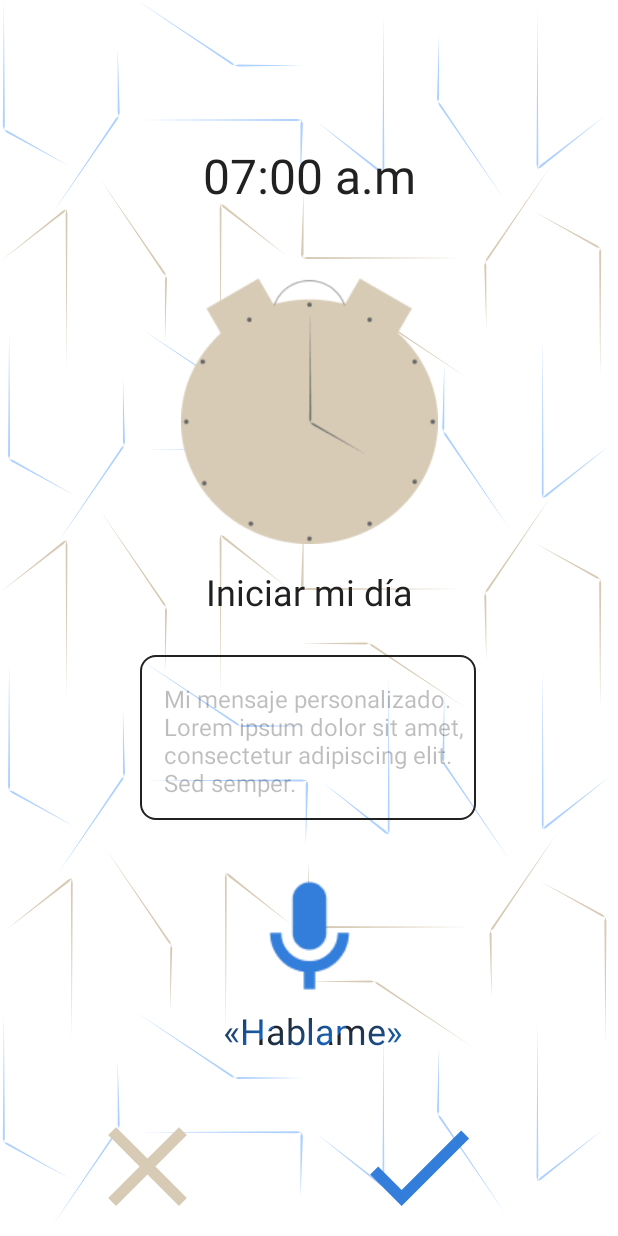
After one commit to cczapatat/misw4302-2024-14-ux, an Android app: the ExecutionAlarmActivity screen opened directly, with no data from a screen before it, on a phone screen of 412 x 824 dp. The commit adds this screen. Run offline under Robolectric (Android 15) with nearby library versions, the phone set to English and light mode, and no system bars.

Commit message:
se agrega logica para pantalla de ejecucion de alarma

```diff
--- a/app/src/main/AndroidManifest.xml
+++ b/app/src/main/AndroidManifest.xml
@@ -13,6 +13,9 @@
         android:supportsRtl="true"
         android:theme="@style/Theme.UxAlarm"
         tools:targetApi="31">
+        <activity
+            android:name=".ExecutionAlarmActivity"
+            android:exported="false" />
         <activity
             android:name=".CreateAlarmActivity"
             android:exported="false" />
--- /dev/null
+++ b/app/src/main/java/com/uniandes/edu/uxalarm/ExecutionAlarmActivity.kt
@@ -0,0 +1,84 @@
+package com.uniandes.edu.uxalarm
+
+import android.graphics.LinearGradient
+import android.graphics.Shader
+import android.graphics.drawable.AnimationDrawable
+import android.os.Bundle
+import android.view.MotionEvent
+import android.view.View.OnTouchListener
+import android.widget.ImageButton
+import android.widget.ProgressBar
+import androidx.appcompat.app.AppCompatActivity
+import com.uniandes.edu.uxalarm.databinding.ActivityExecutionAlarmBinding
+
+
+class ExecutionAlarmActivity : AppCompatActivity() {
+
+    private lateinit var binding: ActivityExecutionAlarmBinding
+    private lateinit var relojSoundAnimation: AnimationDrawable
+    private lateinit var micAnimation: AnimationDrawable
+    override fun onCreate(savedInstanceState: Bundle?) {
+        super.onCreate(savedInstanceState)
+        binding = ActivityExecutionAlarmBinding.inflate(layoutInflater)
+        setContentView(binding.root)
+        setLinearGradiant()
+        addListenerOnButton(binding.cancelButton, binding.cancelProgressBar)
+        addListenerOnButton(binding.checkButton, binding.checkProgressBar)
+
+        binding.relojSoundButton.setBackgroundResource(R.drawable.reloj_sound_animation)
+        binding.micButton.setBackgroundResource(R.drawable.mic_animation)
+        relojSoundAnimation = binding.relojSoundButton.background as AnimationDrawable
+        micAnimation = binding.micButton.background as AnimationDrawable
+    }
+
+    override fun onWindowFocusChanged(hasFocus: Boolean) {
+        super.onWindowFocusChanged(hasFocus)
+        relojSoundAnimation.start()
+        micAnimation.start()
+    }
+
+    private fun setLinearGradiant() {
+        val width: Float = binding.micButtonDescription.paint.measureText(
+            binding.micButtonDescription.text.toString()
+        )
+        val textSize = binding.micButtonDescription.textSize
+
+        val shader: Shader = LinearGradient(
+            0.0f, 0.0f, width*0.20f, textSize,
+            getColor(R.color.negro_app), getColor(R.color.azul_oscuro_app), Shader.TileMode.REPEAT
+        )
+        binding.micButtonDescription.paint.shader = shader
+    }
+
+    fun addListenerOnButton(button: ImageButton, progressBar: ProgressBar) {
+        button.setOnTouchListener(OnTouchListener {
+                view, motionEvent ->
+
+            when (motionEvent.action) {
+                MotionEvent.ACTION_DOWN -> {
+                    progressBar.max = 1000
+
+                    while (progressBar.progress < progressBar.max) {
+                        progressBar.progress = progressBar.progress + 1
+                    }
+
+                    if (progressBar.progress == progressBar.max) {
+                        //BACK TO ALARM LIST VIEW
+                    }
+                }
+
+                MotionEvent.ACTION_UP -> {
+                    progressBar.progress = 0
+                }
+            }
+
+
+
+
+
+                true
+        })
+
+
+    }
+}
--- a/app/src/main/java/com/uniandes/edu/uxalarm/MainActivity.kt
+++ b/app/src/main/java/com/uniandes/edu/uxalarm/MainActivity.kt
@@ -15,7 +15,7 @@ class MainActivity : AppCompatActivity() {
         setContentView(binding.root)
 
         binding.btnLogin.setOnClickListener {
-            val intent = Intent(applicationContext, PersonalizarAlarmaActivity::class.java)
+            val intent = Intent(applicationContext, LoaderActivity::class.java)
             startActivity(intent)
             finish()
         }
--- /dev/null
+++ b/app/src/main/res/drawable/baseline_mic_24.xml
@@ -0,0 +1,5 @@
+<vector android:height="24dp" android:tint="#337EDB"
+    android:viewportHeight="24" android:viewportWidth="24"
+    android:width="24dp" xmlns:android="http://schemas.android.com/apk/res/android">
+    <path android:fillColor="@android:color/white" android:pathData="M12,14c1.66,0 2.99,-1.34 2.99,-3L15,5c0,-1.66 -1.34,-3 -3,-3S9,3.34 9,5v6c0,1.66 1.34,3 3,3zM17.3,11c0,3 -2.54,5.1 -5.3,5.1S6.7,14 6.7,11L5,11c0,3.41 2.72,6.23 6,6.72L11,21h2v-3.28c3.28,-0.48 6,-3.3 6,-6.72h-1.7z"/>
+</vector>
--- /dev/null
+++ b/app/src/main/res/drawable/mic_animation.xml
@@ -0,0 +1,20 @@
+<?xml version="1.0" encoding="utf-8"?>
+<animation-list xmlns:android="http://schemas.android.com/apk/res/android">
+
+    <item
+        android:drawable="@drawable/mic_icon_1"
+        android:duration="400"/>
+
+    <item
+        android:drawable="@drawable/mic_icon_2"
+        android:duration="400"/>
+
+    <item
+        android:drawable="@drawable/mic_icon_3"
+        android:duration="400"/>
+
+    <item
+        android:drawable="@drawable/mic_icon_4"
+        android:duration="400"/>
+
+</animation-list>
--- /dev/null
+++ b/app/src/main/res/drawable/outline_check_24.xml
@@ -0,0 +1,5 @@
+<vector android:height="24dp" android:tint="#337EDB"
+    android:viewportHeight="24" android:viewportWidth="24"
+    android:width="24dp" xmlns:android="http://schemas.android.com/apk/res/android">
+    <path android:fillColor="@android:color/white" android:pathData="M9,16.17L4.83,12l-1.42,1.41L9,19 21,7l-1.41,-1.41L9,16.17z"/>
+</vector>
--- /dev/null
+++ b/app/src/main/res/drawable/reloj_sound_animation.xml
@@ -0,0 +1,12 @@
+<?xml version="1.0" encoding="utf-8"?>
+<animation-list xmlns:android="http://schemas.android.com/apk/res/android">
+
+    <item
+        android:drawable="@drawable/reloj_sound_icon_1"
+        android:duration="400"/>
+
+    <item
+        android:drawable="@drawable/reloj_sound_icon_2"
+        android:duration="400"/>
+
+</animation-list>
--- /dev/null
+++ b/app/src/main/res/drawable/twotone_clear_24.xml
@@ -0,0 +1,5 @@
+<vector android:height="24dp" android:tint="#D7CBB6"
+    android:viewportHeight="24" android:viewportWidth="24"
+    android:width="24dp" xmlns:android="http://schemas.android.com/apk/res/android">
+    <path android:fillColor="@android:color/white" android:pathData="M19,6.41L17.59,5 12,10.59 6.41,5 5,6.41 10.59,12 5,17.59 6.41,19 12,13.41 17.59,19 19,17.59 13.41,12 19,6.41z"/>
+</vector>
--- /dev/null
+++ b/app/src/main/res/layout/activity_execution_alarm.xml
@@ -0,0 +1,146 @@
+<?xml version="1.0" encoding="utf-8"?>
+<androidx.constraintlayout.widget.ConstraintLayout xmlns:android="http://schemas.android.com/apk/res/android"
+    xmlns:app="http://schemas.android.com/apk/res-auto"
+    xmlns:tools="http://schemas.android.com/tools"
+    android:layout_width="match_parent"
+    android:layout_height="match_parent"
+    android:background="@drawable/fondo_full_small"
+    tools:context=".ExecutionAlarmActivity"
+    tools:visibility="visible">
+
+    <ImageButton
+        android:id="@+id/check_button"
+        android:layout_width="90dp"
+        android:layout_height="90dp"
+        android:layout_marginStart="234dp"
+        android:layout_marginTop="29dp"
+        android:background="@android:color/transparent"
+        android:foreground="@drawable/outline_check_24"
+        app:layout_constraintStart_toStartOf="parent"
+        app:layout_constraintTop_toBottomOf="@+id/mic_button_description" />
+
+    <MultiAutoCompleteTextView
+        android:id="@+id/execution_alarm_message"
+        android:layout_width="224dp"
+        android:layout_height="110dp"
+        android:layout_marginTop="26dp"
+        android:background="@drawable/back"
+        android:clickable="false"
+        android:duplicateParentState="false"
+        android:editable="false"
+        android:ellipsize="none"
+        android:enabled="false"
+        android:fontFamily="@font/roboto"
+        android:lines="4"
+        android:paddingLeft="16dp"
+        android:paddingTop="4dp"
+        android:strokeWidth="0.5"
+        android:strokeColor="#212121"
+        android:text="Mi mensaje personalizado. Lorem ipsum dolor sit amet, consectetur adipiscing elit. Sed semper."
+        android:textSize="16sp"
+        app:circularflow_defaultRadius="10dp"
+        app:circularflow_radiusInDP="10"
+        app:layout_constraintCircleRadius="10dp"
+        app:layout_constraintEnd_toEndOf="parent"
+        app:layout_constraintHorizontal_bias="0.497"
+        app:layout_constraintStart_toStartOf="parent"
+        app:layout_constraintTop_toBottomOf="@+id/execution_title" />
+
+    <TextView
+        android:id="@+id/execution_hour"
+        android:layout_width="wrap_content"
+        android:layout_height="wrap_content"
+        android:layout_marginTop="95dp"
+        android:fontFamily="@font/roboto"
+        android:text="07:00 a.m"
+        android:textAppearance="@style/titulos"
+        android:textColor="@color/negro_app"
+        android:textSize="32sp"
+        app:layout_constraintEnd_toEndOf="parent"
+        app:layout_constraintHorizontal_bias="0.5"
+        app:layout_constraintStart_toStartOf="parent"
+        app:layout_constraintTop_toTopOf="parent" />
+
+    <TextView
+        android:id="@+id/execution_title"
+        android:layout_width="wrap_content"
+        android:layout_height="wrap_content"
+        android:layout_marginTop="378dp"
+        android:fontFamily="@font/roboto"
+        android:text="Iniciar mi día"
+        android:textAppearance="@style/subtitulos"
+        android:textColor="@color/negro_app"
+        android:textSize="24sp"
+        app:layout_constraintEnd_toEndOf="parent"
+        app:layout_constraintStart_toStartOf="parent"
+        app:layout_constraintTop_toTopOf="parent" />
+
+    <TextView
+        android:id="@+id/mic_button_description"
+        android:layout_width="wrap_content"
+        android:layout_height="wrap_content"
+        android:fontFamily="@font/roboto"
+        android:text="«Hablame»"
+        android:textAppearance="@style/subtitulos"
+        android:textColor="@color/azul_oscuro_app"
+        android:textSize="24sp"
+        app:layout_constraintEnd_toEndOf="parent"
+        app:layout_constraintHorizontal_bias="0.509"
+        app:layout_constraintStart_toStartOf="parent"
+        app:layout_constraintTop_toBottomOf="@+id/mic_button" />
+
+    <ImageButton
+        android:id="@+id/mic_button"
+        android:layout_width="90dp"
+        android:layout_height="90dp"
+        android:layout_marginTop="34dp"
+        android:background="@android:color/transparent"
+        app:layout_constraintEnd_toEndOf="parent"
+        app:layout_constraintHorizontal_bias="0.5"
+        app:layout_constraintStart_toStartOf="parent"
+        app:layout_constraintTop_toBottomOf="@+id/execution_alarm_message" />
+
+    <ImageButton
+        android:id="@+id/cancel_button"
+        android:layout_width="90dp"
+        android:layout_height="90dp"
+        android:layout_marginStart="53dp"
+        android:layout_marginTop="29dp"
+        android:background="@android:color/transparent"
+        android:foreground="@drawable/twotone_clear_24"
+        app:layout_constraintStart_toStartOf="parent"
+        app:layout_constraintTop_toBottomOf="@+id/mic_button_description" />
+
+    <ProgressBar
+        android:id="@+id/cancel_progress_bar"
+        style="?android:attr/progressBarStyleHorizontal"
+        android:layout_width="65dp"
+        android:layout_height="10dp"
+        android:layout_marginStart="67dp"
+        android:progressTint="@color/dorado_app_80"
+        android:visibility="visible"
+        app:layout_constraintStart_toStartOf="parent"
+        app:layout_constraintTop_toBottomOf="@+id/cancel_button" />
+
+    <ProgressBar
+        android:id="@+id/check_progress_bar"
+        style="?android:attr/progressBarStyleHorizontal"
+        android:layout_width="65dp"
+        android:layout_height="10dp"
+        android:layout_marginStart="248dp"
+        android:progressTint="@color/azul_primario_app"
+        android:visibility="visible"
+        app:layout_constraintStart_toStartOf="parent"
+        app:layout_constraintTop_toBottomOf="@+id/cancel_button" />
+
+    <ImageButton
+        android:id="@+id/reloj_sound_button"
+        android:layout_width="171dp"
+        android:layout_height="216dp"
+        android:layout_marginTop="8dp"
+        android:background="@android:color/transparent"
+        app:layout_constraintEnd_toEndOf="parent"
+        app:layout_constraintStart_toStartOf="parent"
+        app:layout_constraintTop_toBottomOf="@+id/execution_hour" />
+
+</androidx.constraintlayout.widget.ConstraintLayout>
--- a/app/src/main/res/layout/activity_personalizar_alarma.xml
+++ b/app/src/main/res/layout/activity_personalizar_alarma.xml
@@ -4,10 +4,30 @@
     xmlns:tools="http://schemas.android.com/tools"
     android:layout_width="match_parent"
     android:layout_height="match_parent"
+    android:background="@drawable/fondo_full_small"
     android:clipToPadding="false"
     android:contextClickable="false"
     android:textAlignment="textEnd"
     tools:context="PersonalizarAlarmaActivity">
+
+    <Button
+        android:id="@+id/button"
+        android:layout_width="wrap_content"
+        android:layout_height="wrap_content"
+        android:layout_marginStart="193dp"
+        android:layout_marginTop="222dp"
+        android:backgroundTint="@color/azul_primario_app"
+        android:pointerIcon="arrow"
+        android:text="Rigntone Cl..."
+        android:textAlignment="textStart"
+        android:textAppearance="@style/descripciones"
+        android:textColor="@color/negro_app"
+        app:cornerRadius="10dp"
+        app:icon="@drawable/baseline_folder_open_24"
+        app:iconGravity="end"
+        app:iconTint="@color/negro_app"
+        app:layout_constraintStart_toStartOf="parent"
+        app:layout_constraintTop_toTopOf="parent" />
 
     <TextView
         android:id="@+id/personalizar_alarma_titulo"
@@ -127,6 +147,7 @@
         android:id="@+id/personalizar_alarma_guardar"
         android:layout_width="wrap_content"
         android:layout_height="wrap_content"
+        android:layout_marginTop="32dp"
         android:backgroundTint="@color/azul_primario_app"
         android:text="Guardar"
         android:textAppearance="@style/etiquetas"
@@ -134,12 +155,13 @@
         app:layout_constraintEnd_toEndOf="parent"
         app:layout_constraintHorizontal_bias="0.5"
         app:layout_constraintStart_toStartOf="parent"
-        tools:layout_editor_absoluteY="640dp" />
+        app:layout_constraintTop_toBottomOf="@+id/multiAutoCompleteTextView" />
 
     <Button
         android:id="@+id/personalizar_alarma_cancelar"
         android:layout_width="wrap_content"
         android:layout_height="wrap_content"
+        android:layout_marginTop="23dp"
         android:background="#00FFFFFF"
         android:backgroundTint="#00FFFFFF"
         android:lineSpacingExtra="-3sp"
@@ -152,7 +174,7 @@
         app:iconTint="#00FFFFFF"
         app:layout_constraintEnd_toEndOf="parent"
         app:layout_constraintStart_toStartOf="parent"
-        tools:layout_editor_absoluteY="727dp" />
+        app:layout_constraintTop_toBottomOf="@+id/personalizar_alarma_guardar" />
 
     <Switch
         android:id="@+id/switch2"
@@ -213,7 +235,6 @@
         android:layout_marginTop="340dp"
         android:drawableRight="@drawable/boton_cerrar_input"
         android:singleLine="true"
-        android:text="Iniciar mi dia"
         android:textAppearance="@style/descripciones"
         app:layout_constraintStart_toStartOf="parent"
         app:layout_constraintTop_toTopOf="parent" />
@@ -233,30 +254,10 @@
         android:paddingTop="4dp"
         android:strokeWidth="2"
         android:strokeColor="#212121"
-        android:text="Mi mensaje personalizado. Lorem ipsum dolor sit amet, consectetur adipiscing elit. Sed semper."
         app:circularflow_defaultRadius="10dp"
         app:circularflow_radiusInDP="10"
         app:layout_constraintCircleRadius="10dp"
         app:layout_constraintStart_toStartOf="parent"
         app:layout_constraintTop_toTopOf="parent" />
 
-    <Button
-        android:id="@+id/button"
-        android:layout_width="wrap_content"
-        android:layout_height="wrap_content"
-        android:layout_marginStart="193dp"
-        android:layout_marginTop="222dp"
-        android:backgroundTint="@color/azul_primario_app"
-        android:pointerIcon="arrow"
-        android:text="Rigntone Cl..."
-        android:textAlignment="textStart"
-        android:textAppearance="@style/descripciones"
-        android:textColor="@color/negro_app"
-        app:cornerRadius="10dp"
-        app:icon="@drawable/baseline_folder_open_24"
-        app:iconGravity="end"
-        app:iconTint="@color/negro_app"
-        app:layout_constraintStart_toStartOf="parent"
-        app:layout_constraintTop_toTopOf="parent" />
-
 </androidx.constraintlayout.widget.ConstraintLayout>
--- a/app/src/main/res/values/strings.xml
+++ b/app/src/main/res/values/strings.xml
@@ -9,5 +9,4 @@
     <string name="mis_alarmas">Mis Alarmas</string>
     <string name="login_v_a_qr">Login Vía QR</string>
     <string name="escanea_el_c_digo_qr_de_la_p_gina_web">Escanea el código QR de la página web</string>
-    <string name="texto_boton_cancelar"><u>Cancelar</u></string>
 </resources>
```
Also changed, not shown: app/src/main/res/drawable/cancel_icon.png (added), app/src/main/res/drawable/mic_icon_1.png (added), app/src/main/res/drawable/mic_icon_2.png (added), app/src/main/res/drawable/mic_icon_3.png (added), app/src/main/res/drawable/mic_icon_4.png (added), app/src/main/res/drawable/reloj_sound_icon_1.png (added), app/src/main/res/drawable/reloj_sound_icon_2.png (added).
